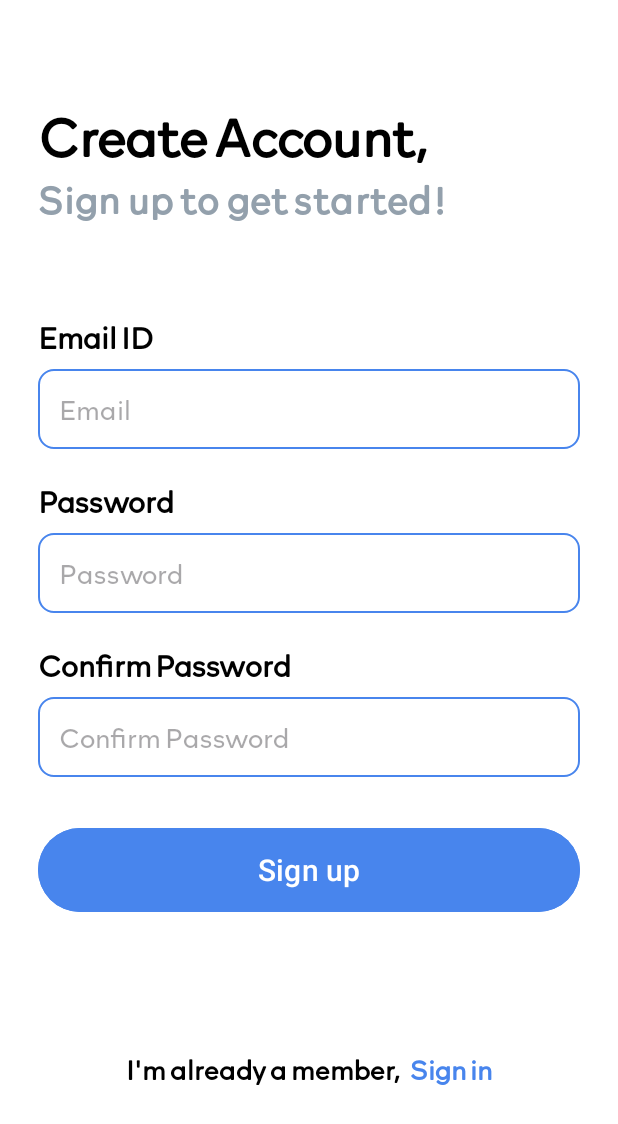
After one commit to anmol-dhar/CodeClauseInternship_EasyTask, an Android app: the SignUpScreen screen opened directly, with no data from a screen before it, on a phone screen of 412 x 824 dp. The commit adds this screen. Shown: the top 1124 px of the screen. Run offline under Robolectric (Android 15) with nearby library versions, the phone set to English and light mode, and no system bars.

Commit message:
Login and sign up UI created.

```diff
--- /dev/null
+++ b/app/src/main/java/com/anmol/easytaskpro/SignUpScreen.java
@@ -0,0 +1,14 @@
+package com.anmol.easytaskpro;
+
+import androidx.appcompat.app.AppCompatActivity;
+
+import android.os.Bundle;
+
+public class SignUpScreen extends AppCompatActivity {
+
+    @Override
+    protected void onCreate(Bundle savedInstanceState) {
+        super.onCreate(savedInstanceState);
+        setContentView(R.layout.activity_sign_up_screen);
+    }
+}
--- a/app/src/main/java/com/anmol/easytaskpro/SplashScreen.java
+++ b/app/src/main/java/com/anmol/easytaskpro/SplashScreen.java
@@ -17,6 +17,7 @@ public class SplashScreen extends AppCompatActivity {
             @Override
             public void run() {
                 startActivity(new Intent(SplashScreen.this, MainActivity.class));
+                finish();
             }
         },1000);
 
--- /dev/null
+++ b/app/src/main/res/drawable/rounded_corner.xml
@@ -0,0 +1,7 @@
+<?xml version="1.0" encoding="utf-8"?>
+<shape xmlns:android="http://schemas.android.com/apk/res/android"
+    android:shape="rectangle">
+    <corners android:radius="10dp"/>
+    <stroke android:width="1dp" android:color="@color/primaryColor"/>
+
+</shape>
--- /dev/null
+++ b/app/src/main/res/layout/activity_sign_up_screen.xml
@@ -0,0 +1,185 @@
+<?xml version="1.0" encoding="utf-8"?>
+<LinearLayout xmlns:android="http://schemas.android.com/apk/res/android"
+    xmlns:app="http://schemas.android.com/apk/res-auto"
+    xmlns:tools="http://schemas.android.com/tools"
+    android:layout_width="match_parent"
+    android:layout_height="match_parent"
+    android:background="@color/whiteColor"
+    tools:context=".SignUpScreen">
+
+    <RelativeLayout
+        android:layout_width="match_parent"
+        android:layout_height="match_parent"
+        android:layout_margin="25dp">
+
+        <LinearLayout
+            android:id="@+id/welcomeMessage"
+            android:layout_width="match_parent"
+            android:layout_height="wrap_content"
+            android:orientation="vertical"
+            android:layout_marginTop="40dp"
+            android:layout_marginBottom="60dp">
+
+            <TextView
+                android:layout_width="match_parent"
+                android:layout_height="wrap_content"
+                android:text="Create Account,"
+                android:textStyle="bold"
+                android:fontFamily="@font/rockford"
+                android:textColor="@color/blackColor"
+                android:textSize="35sp"/>
+
+            <TextView
+                android:layout_width="match_parent"
+                android:layout_height="wrap_content"
+                android:text="Sign up to get started!"
+                android:textStyle="bold"
+                android:letterSpacing="0.03"
+                android:fontFamily="@font/rockford"
+                android:textColor="@color/greyColor"
+                android:textSize="25sp"/>
+
+        </LinearLayout>
+
+        <LinearLayout
+            android:id="@+id/textField"
+            android:layout_width="match_parent"
+            android:layout_height="wrap_content"
+            android:layout_below="@+id/welcomeMessage"
+            android:orientation="vertical">
+
+            <TextView
+                android:layout_width="match_parent"
+                android:layout_height="wrap_content"
+                android:text="Email ID"
+                android:fontFamily="@font/rockford"
+                android:textColor="@color/blackColor"
+                android:textSize="20sp"
+                android:textStyle="bold" />
+
+            <EditText
+                android:id="@+id/emailField"
+                android:layout_width="match_parent"
+                android:layout_height="wrap_content"
+                android:layout_marginBottom="20dp"
+                android:autofillHints="emailAddress"
+                android:layout_marginTop="7dp"
+                android:elevation="7dp"
+                android:background="@drawable/rounded_corner"
+                android:hint="Email"
+                android:inputType="textEmailAddress"
+                android:padding="14dp"
+                android:fontFamily="@font/rockford"
+                android:textColor="@color/blackColor" />
+
+            <TextView
+                android:layout_width="match_parent"
+                android:layout_height="wrap_content"
+                android:text="Password"
+                android:textColor="@color/blackColor"
+                android:textSize="20sp"
+                android:fontFamily="@font/rockford"
+                android:textStyle="bold"/>
+
+            <EditText
+                android:id="@+id/passwordField"
+                android:layout_width="match_parent"
+                android:layout_height="wrap_content"
+                android:layout_marginBottom="20dp"
+                android:autofillHints="password"
+                android:elevation="7dp"
+                android:layout_marginTop="7dp"
+                android:background="@drawable/rounded_corner"
+                android:hint="Password"
+                android:inputType="textPassword"
+                android:padding="14dp"
+                android:textColor="@color/blackColor"
+                android:fontFamily="@font/rockford"/>
+
+            <TextView
+                android:layout_width="match_parent"
+                android:layout_height="wrap_content"
+                android:text="Confirm Password"
+                android:textColor="@color/blackColor"
+                android:textSize="20sp"
+                android:fontFamily="@font/rockford"
+                android:textStyle="bold"/>
+
+            <EditText
+                android:id="@+id/confirmPasswordField"
+                android:layout_width="match_parent"
+                android:layout_height="wrap_content"
+                android:layout_marginBottom="20dp"
+                android:autofillHints="password"
+                android:layout_marginTop="7dp"
+                android:background="@drawable/rounded_corner"
+                android:elevation="7dp"
+                android:hint="Confirm Password"
+                android:inputType="textPassword"
+                android:padding="14dp"
+                android:textColor="@color/blackColor"
+                android:fontFamily="@font/rockford"/>
+
+        </LinearLayout>
+
+        <LinearLayout
+            android:id="@+id/signupField"
+            android:layout_width="match_parent"
+            android:layout_height="wrap_content"
+            android:layout_below="@+id/textField"
+            android:orientation="vertical">
+
+            <com.google.android.material.button.MaterialButton
+                android:id="@+id/signupButton"
+                android:layout_width="match_parent"
+                android:layout_height="64dp"
+                android:backgroundTint="@color/primaryColor"
+                android:text="Sign up"
+                android:textColor="@color/whiteColor"
+                android:textSize="20sp"
+                android:layout_marginTop="10dp"
+                android:layout_marginBottom="15dp"/>
+
+            <ProgressBar
+                android:id="@+id/progressBar"
+                android:layout_width="30dp"
+                android:layout_height="30dp"
+                android:layout_gravity="center"
+                android:indeterminateTint="@color/primaryColor"
+                android:visibility="gone" />
+
+        </LinearLayout>
+
+        <RelativeLayout
+            android:layout_width="match_parent"
+            android:layout_height="wrap_content"
+            android:layout_below="@+id/signupField"
+            android:layout_alignParentBottom="true"
+            android:gravity="center">
+
+            <TextView
+                android:id="@+id/already"
+                android:layout_width="wrap_content"
+                android:layout_height="wrap_content"
+                android:fontFamily="@font/rockford"
+                android:text="I'm already a member, "
+                android:textColor="@color/blackColor"
+                android:textSize="18sp"
+                android:textStyle="bold" />
+
+            <TextView
+                android:id="@+id/alreadySignin"
+                android:layout_width="wrap_content"
+                android:layout_height="wrap_content"
+                android:layout_toEndOf="@+id/already"
+                android:fontFamily="@font/rockford"
+                android:text=" Sign in"
+                android:textColor="@color/primaryColor"
+                android:textSize="18sp"
+                android:textStyle="bold" />
+
+        </RelativeLayout>
+
+    </RelativeLayout>
+
+</LinearLayout>
--- a/app/src/main/res/values/colors.xml
+++ b/app/src/main/res/values/colors.xml
@@ -1,7 +1,7 @@
 <?xml version="1.0" encoding="utf-8"?>
 <resources>
     <color name="primaryColor">#4885ed</color>
-    <color name="greyColor">#808080</color>
+    <color name="greyColor">#93a0ac</color>
     <color name="blackColor">#FF000000</color>
     <color name="whiteColor">#FFFFFFFF</color>
 </resources>
```
Also changed, not shown: app/src/main/AndroidManifest.xml (+9 -1 lines), app/src/main/java/com/anmol/easytaskpro/LoginScreen.java (added, +14 -0 lines), app/src/main/res/layout/activity_login_screen.xml (added, +173 -0 lines), app/src/main/res/font/rockford.otf (added).
